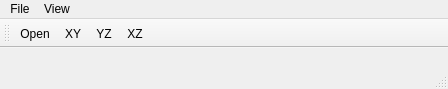
g7uvw/QT_MDI_Test, file toolbar.ui: the form before one commit.
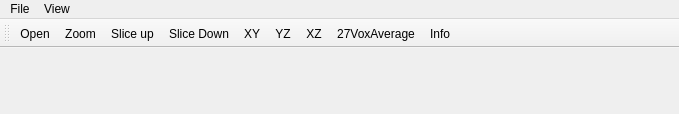
The form after the commit. Icons and pictures are not drawn.

Commit message: Icons in resource file and on toolbar

What changed in the file:
```diff
--- a/toolbar.ui
+++ b/toolbar.ui
@@ -6,8 +6,8 @@
    <rect>
     <x>0</x>
     <y>0</y>
-    <width>448</width>
-    <height>89</height>
+    <width>679</width>
+    <height>114</height>
    </rect>
   </property>
   <property name="sizePolicy">
@@ -25,7 +25,7 @@
     <rect>
      <x>0</x>
      <y>0</y>
-     <width>448</width>
+     <width>679</width>
      <height>22</height>
     </rect>
    </property>
@@ -48,11 +48,16 @@
    <addaction name="menuFile"/>
    <addaction name="menuView"/>
   </widget>
-  <widget class="QStatusBar" name="statusbar"/>
   <widget class="QToolBar" name="toolBar">
    <property name="windowTitle">
     <string>toolBar</string>
    </property>
+   <property name="iconSize">
+    <size>
+     <width>64</width>
+     <height>64</height>
+    </size>
+   </property>
    <attribute name="toolBarArea">
     <enum>TopToolBarArea</enum>
    </attribute>
@@ -60,9 +65,14 @@
     <bool>false</bool>
    </attribute>
    <addaction name="actionOpen"/>
+   <addaction name="actionZoom"/>
+   <addaction name="actionSlice_up"/>
+   <addaction name="actionSlice_Down"/>
    <addaction name="actionXY"/>
    <addaction name="actionYZ"/>
    <addaction name="actionXZ"/>
+   <addaction name="action27VoxAverage"/>
+   <addaction name="actionInfo"/>
   </widget>
   <action name="actionOpen">
    <property name="text">
@@ -97,6 +107,69 @@
    <property name="text">
     <string>XZ</string>
    </property>
+   <property name="toolTip">
+    <string>XZ View</string>
+   </property>
+  </action>
+  <action name="actionZoom">
+   <property name="icon">
+    <iconset resource="images.qrc">
+     <normaloff>:/icons/zoom_icon.png</normaloff>:/icons/zoom_icon.png</iconset>
+   </property>
+   <property name="text">
+    <string>Zoom</string>
+   </property>
+   <property name="toolTip">
+    <string>Set Zoom Level</string>
+   </property>
+  </action>
+  <action name="action27VoxAverage">
+   <property name="icon">
+    <iconset resource="images.qrc">
+     <normaloff>:/icons/27.png</normaloff>:/icons/27.png</iconset>
+   </property>
+   <property name="text">
+    <string>27VoxAverage</string>
+   </property>
+   <property name="toolTip">
+    <string>27 Voxel Average</string>
+   </property>
+  </action>
+  <action name="actionSlice_up">
+   <property name="icon">
+    <iconset resource="images.qrc">
+     <normaloff>:/icons/⬆︎.png</normaloff>:/icons/⬆︎.png</iconset>
+   </property>
+   <property name="text">
+    <string>Slice up</string>
+   </property>
+   <property name="toolTip">
+    <string>Slice Up</string>
+   </property>
+  </action>
+  <action name="actionSlice_Down">
+   <property name="icon">
+    <iconset resource="images.qrc">
+     <normaloff>:/icons/⬇︎.png</normaloff>:/icons/⬇︎.png</iconset>
+   </property>
+   <property name="text">
+    <string>Slice Down</string>
+   </property>
+   <property name="toolTip">
+    <string>Slice Down</string>
+   </property>
+  </action>
+  <action name="actionInfo">
+   <property name="icon">
+    <iconset resource="images.qrc">
+     <normaloff>:/icons/ℹ️.png</normaloff>:/icons/ℹ️.png</iconset>
+   </property>
+   <property name="text">
+    <string>Info</string>
+   </property>
+   <property name="toolTip">
+    <string>Get File Metadata</string>
+   </property>
   </action>
  </widget>
  <resources/>
```
Left out of the diff: 22 changed lines with no effect on the pictures. The commit also changes 1 other file.
